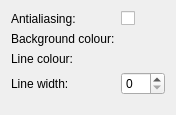
Old version of the form settingswindow.ui in the repository benwh1/cubesim.
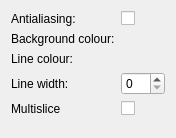
New version of the form. Custom widgets are drawn as their Qt base class.

Commit message: Moved multislice into Settings. Incremented save format version to 0.2.

What changed in the file:
```diff
--- a/settingswindow.ui
+++ b/settingswindow.ui
@@ -7,7 +7,7 @@
     <x>0</x>
     <y>0</y>
     <width>176</width>
-    <height>115</height>
+    <height>138</height>
    </rect>
   </property>
   <property name="windowTitle">
@@ -60,6 +60,20 @@
      <item row="1" column="1">
       <widget class="ColorSettingWidget" name="backgroundColourWidget" native="true"/>
      </item>
+     <item row="4" column="0">
+      <widget class="QLabel" name="label_5">
+       <property name="text">
+        <string>Multislice</string>
+       </property>
+      </widget>
+     </item>
+     <item row="4" column="1">
+      <widget class="QCheckBox" name="multisliceCheckBox">
+       <property name="text">
+        <string/>
+       </property>
+      </widget>
+     </item>
     </layout>
    </item>
   </layout>
```
The commit also changes 7 other files.
